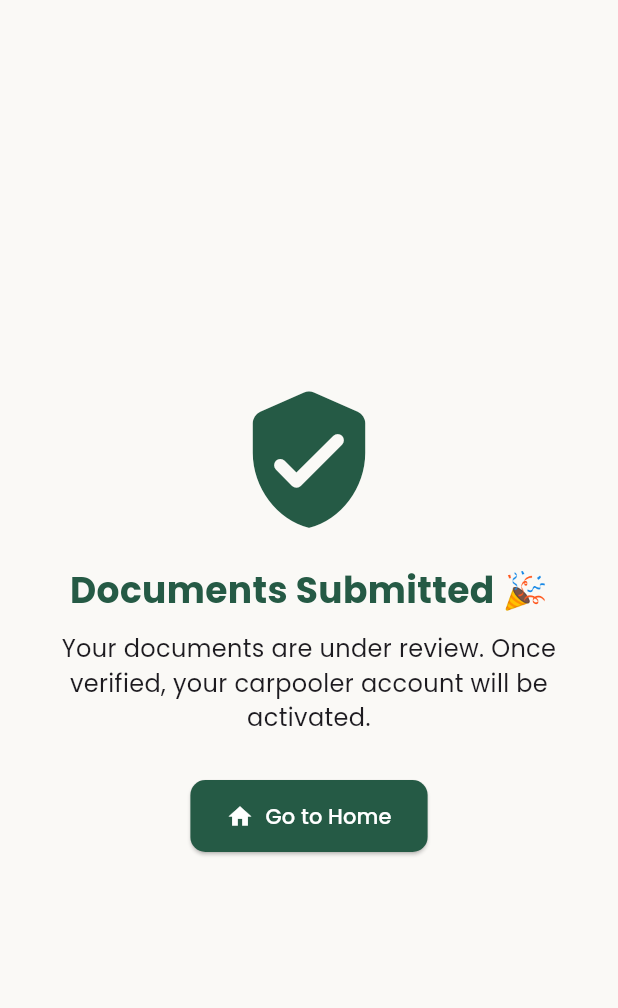
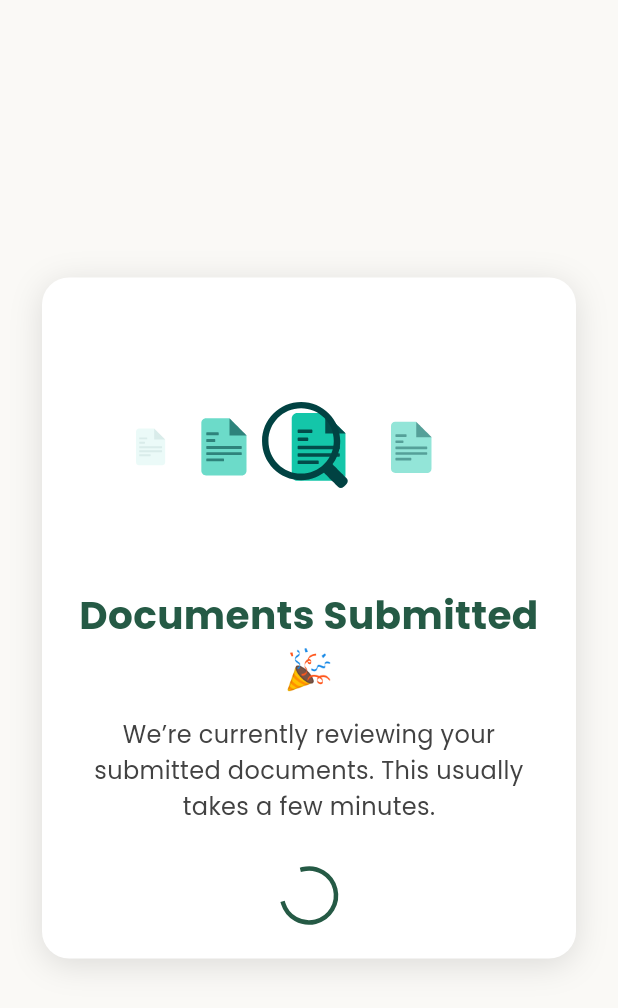
Before and after one commit to alibassam24/Carpool, a Flutter app: the VerificationPendingScreen screen opened by its route, on a phone screen of 412 x 824 dp. Shown: the top 1008 px of the screen. Run offline on Flutter 3.47's test engine with Material 3 defaults, Android fonts, the light colour scheme and no system bars; our stand-ins replace get, get_storage, google_fonts, image_picker, lottie, shared_preferences; accounts and stored records are empty.

Commit message:
verification screen

```diff
--- a/lib/main.dart
+++ b/lib/main.dart
@@ -22,7 +22,7 @@ class CarpoolApp extends StatelessWidget {
   Widget build(BuildContext context) {
     return GetMaterialApp(
 
-    home: ExtendedCarpoolerSignupScreen(),
+    home: VerificationPendingScreen(),
 
    // initialRoute: AppRoutes.splash,
     getPages: AppRoutes.routes,
--- a/lib/screens/carpooler/verification_pending_screen.dart
+++ b/lib/screens/carpooler/verification_pending_screen.dart
@@ -1,51 +1,117 @@
 import 'package:flutter/material.dart';
 import 'package:get/get.dart';
+import 'dart:async';
+import 'package:lottie/lottie.dart'; // 👈 Add in pubspec.yaml
 
-class VerificationPendingScreen extends StatelessWidget {
+class VerificationPendingScreen extends StatefulWidget {
   const VerificationPendingScreen({super.key});
+
+  @override
+  State<VerificationPendingScreen> createState() => _VerificationPendingScreenState();
+}
+
+class _VerificationPendingScreenState extends State<VerificationPendingScreen> {
+  bool _isVerified = false;
+  bool _checking = true;
+
+  @override
+  void initState() {
+    super.initState();
+    _startStatusCheck();
+  }
+
+  void _startStatusCheck() {
+    Timer.periodic(const Duration(seconds: 10), (timer) async {
+      bool isVerified = await mockVerifyStatus();
+      if (isVerified) {
+        timer.cancel();
+        setState(() => _isVerified = true);
+        await Future.delayed(const Duration(seconds: 1));
+        Get.offAllNamed('/carpooler_home');
+      } else {
+        setState(() => _checking = false);
+      }
+    });
+  }
+
+  Future<bool> mockVerifyStatus() async {
+    await Future.delayed(const Duration(milliseconds: 500));
+    return false;
+  }
 
   @override
   Widget build(BuildContext context) {
     return Scaffold(
       backgroundColor: const Color(0xFFFAF9F6),
       body: Padding(
-        padding: const EdgeInsets.all(24.0),
+        padding: const EdgeInsets.all(28.0),
         child: Center(
+          child: Container(
+            padding: const EdgeInsets.symmetric(horizontal:24, vertical: 24),
+            decoration: BoxDecoration(
+              color: Colors.white,
+              borderRadius: BorderRadius.circular(18),
+              boxShadow: const [
+                BoxShadow(color: Colors.black12, blurRadius: 18, offset: Offset(0, 4)),
+              ],
+            ),
             child: Column(
               mainAxisSize: MainAxisSize.min,
               children: [
-              const Icon(Icons.verified_user_rounded, color: Color(0xFF255A45), size: 100),
-              const SizedBox(height: 20),
+                Lottie.asset(
+                  'assets/animations/verified.json', // Add a success or waiting animation
+                  width: 280,
+                  height: 180,
+                  repeat: true,
+                ),
+                const SizedBox(height: 2),
                 const Text(
                   'Documents Submitted 🎉',
-                style: TextStyle(fontSize: 24, fontWeight: FontWeight.bold, color: Color(0xFF255A45)),
+                  style: TextStyle(
+                    fontSize: 26,
+                    fontWeight: FontWeight.bold,
+                    color: Color(0xFF255A45),
+                  ),
                   textAlign: TextAlign.center,
                 ),
-              const SizedBox(height: 10),
-              const Text(
-                'Your documents are under review. Once verified, your carpooler account will be activated.',
-                style: TextStyle(fontSize: 16),
+                const SizedBox(height: 12),
+                Text(
+                  'We’re currently reviewing your submitted documents. This usually takes a few minutes.',
+                  style: TextStyle(
+                    fontSize: 16,
+                    color: Colors.grey.shade800,
+                    height: 1.5,
+                  ),
                   textAlign: TextAlign.center,
                 ),
                 const SizedBox(height: 30),
-              ElevatedButton.icon(
+                _checking
+                    ? const CircularProgressIndicator(
+                        color: Color(0xFF255A45),
+                        strokeWidth: 3,
+                      )
+                    : ElevatedButton.icon(
                         onPressed: () {
-                  // Temporarily redirect to carpooler home
-                  Get.offAllNamed('/carpooler_home');
+                          _startStatusCheck();
+                          setState(() => _checking = true);
                         },
-                icon: const Icon(Icons.home),
-                label: const Text("Go to Home"),
+                        icon: const Icon(Icons.refresh),
+                        label: const Text("Check Again"),
                         style: ElevatedButton.styleFrom(
                           backgroundColor: const Color(0xFF255A45),
                           foregroundColor: Colors.white,
                           padding: const EdgeInsets.symmetric(horizontal: 24, vertical: 14),
-                  shape: RoundedRectangleBorder(borderRadius: BorderRadius.circular(10)),
+                          shape: RoundedRectangleBorder(
+                            borderRadius: BorderRadius.circular(30),
+                          ),
+                          textStyle: const TextStyle(fontSize: 16),
                         ),
                       ),
               ],
             ),
           ),
         ),
+      ),
     );
   }
 }
--- a/pubspec.yaml
+++ b/pubspec.yaml
@@ -33,7 +33,7 @@ dependencies:
   image_picker: ^1.1.2
  # State Management & Navigation
   get: ^4.6.6
-
+  lottie: ^2.7.0
   get_storage: ^2.1.1
   # Fonts & Icons
   google_fonts: ^6.1.0
@@ -67,6 +67,7 @@ dev_dependencies:
 flutter:
   assets:
     - assets/images/
+    - assets/animations/verified.json
    # - assets/images/logo2.png
   # The following line ensures that the Material Icons font is
   # included with your application, so that you can use the icons in
```
Also changed, not shown: assets/animations/verified.json (added, +1 -0 lines), pubspec.lock. Lines whose indentation alone changed are shown as unchanged.
